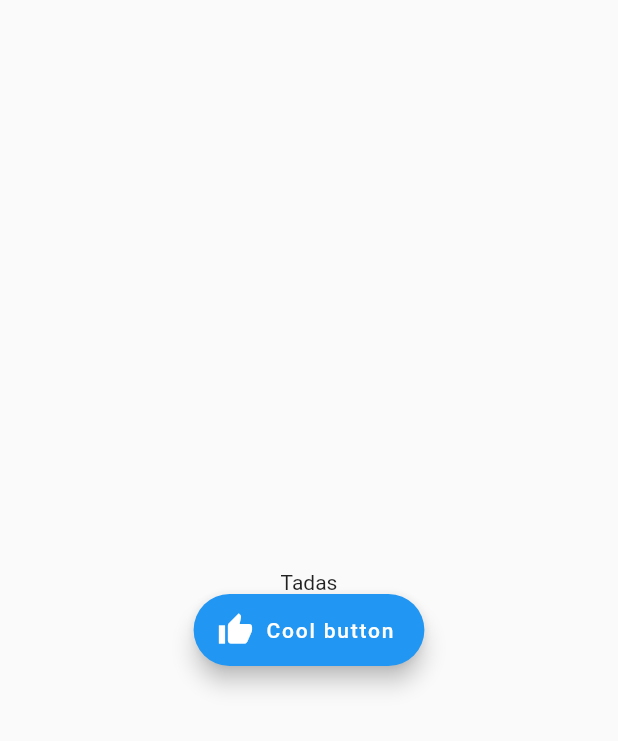
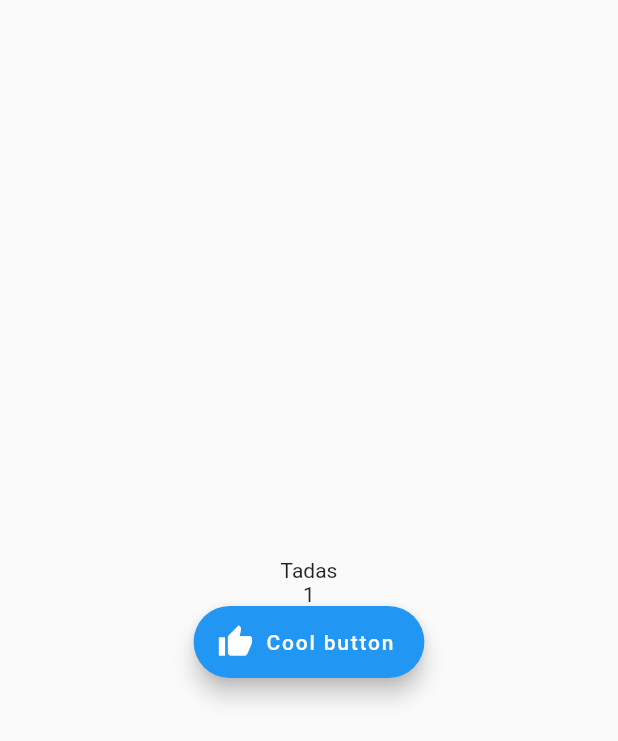
Before and after one commit to Jidmaa/flutter-riverpod-playground, a Flutter app: the screen it shows after launch, after a tap on "Cool button", on a phone screen of 412 x 824 dp. Shown: the top 741 px of the screen. Run offline on Flutter 3.47's test engine with Material 2 defaults, Android fonts, the phone set to English and light mode, and no system bars; our stand-ins replace flutter_riverpod.

Commit message:
added a state notifier

```diff
--- a/lib/database.dart
+++ b/lib/database.dart
@@ -9,7 +9,7 @@ class Database {
     });
   }
 
-  int fakeDatabase=0;
+  int fakeDatabase = 0;
 
   Future<void> initDatabase() async {
     fakeDatabase = 0;
--- a/lib/riverpod/providers.dart
+++ b/lib/riverpod/providers.dart
@@ -1,9 +1,24 @@
-
-
 // user state for the app
 import 'package:clothes_shop/database.dart';
 import 'package:flutter_riverpod/flutter_riverpod.dart';
 
+// Provider for providing data
+
 final userProvider = FutureProvider<String>((ref) async {
   return ref.read(databaseProvider).getUserData();
 });
+
+// Controller to provide AND controll the data
+final counterController =
+    StateNotifierProvider<CounterNotifier, int>((ref) => CounterNotifier());
+
+class CounterNotifier extends StateNotifier<int> {
+  CounterNotifier() : super(0);
+  void add() {
+    state = state + 1;
+  }
+
+  void substract() {
+    state = state - 1;
+  }
+}
--- a/lib/statenotifier.dart
+++ b/lib/statenotifier.dart
@@ -12,8 +12,8 @@ class StateTest extends ConsumerWidget {
     return Scaffold(
       body: Center(
         child: Column(
-            mainAxisAlignment: MainAxisAlignment.center,
-  crossAxisAlignment: CrossAxisAlignment.center,
+          mainAxisAlignment: MainAxisAlignment.center,
+          crossAxisAlignment: CrossAxisAlignment.center,
           children: [
             Center(
               child: watch(userProvider).when(
@@ -24,7 +24,13 @@ class StateTest extends ConsumerWidget {
                 loading: () => CircularProgressIndicator(),
               ),
             ),
-            Center(child: FloatingActionButton.extended( label: Text("Cool button"), icon: Icon(Icons.thumb_up),  onPressed: () => print("cc"))),
+            Center(child: Text(watch(counterController).toString())),
+            Center(
+                child: FloatingActionButton.extended(
+                    label: Text("Cool button"),
+                    icon: Icon(Icons.thumb_up),
+                    onPressed: () =>
+                        context.read(counterController.notifier).add())),
           ],
         ),
       ),
```
